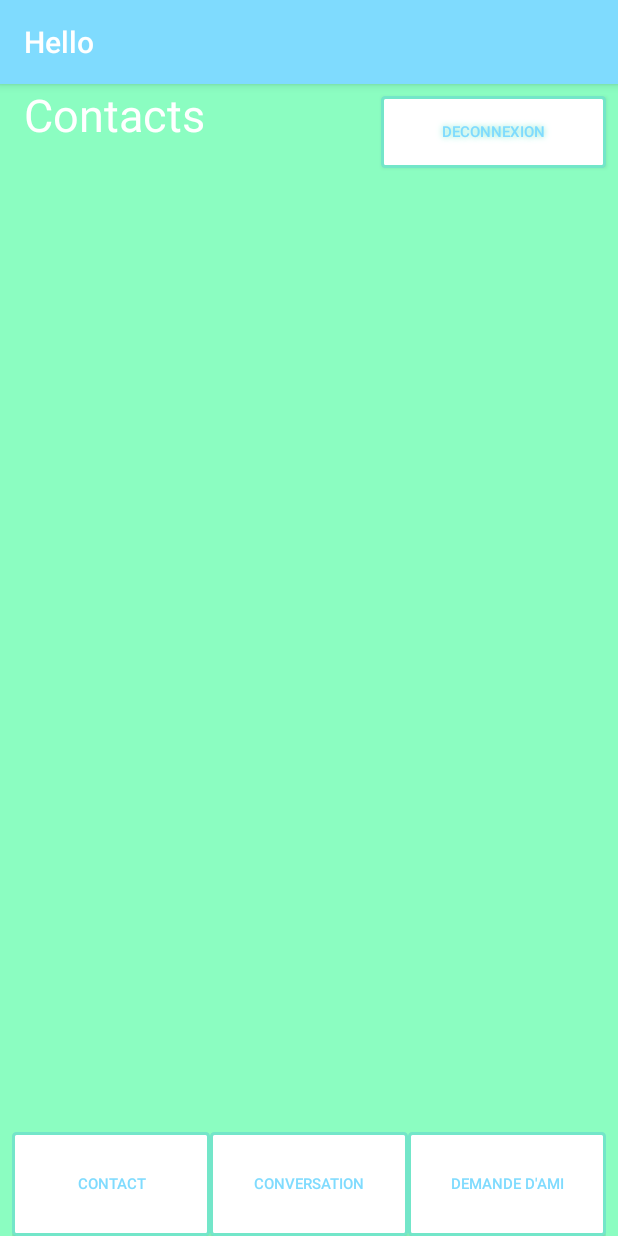
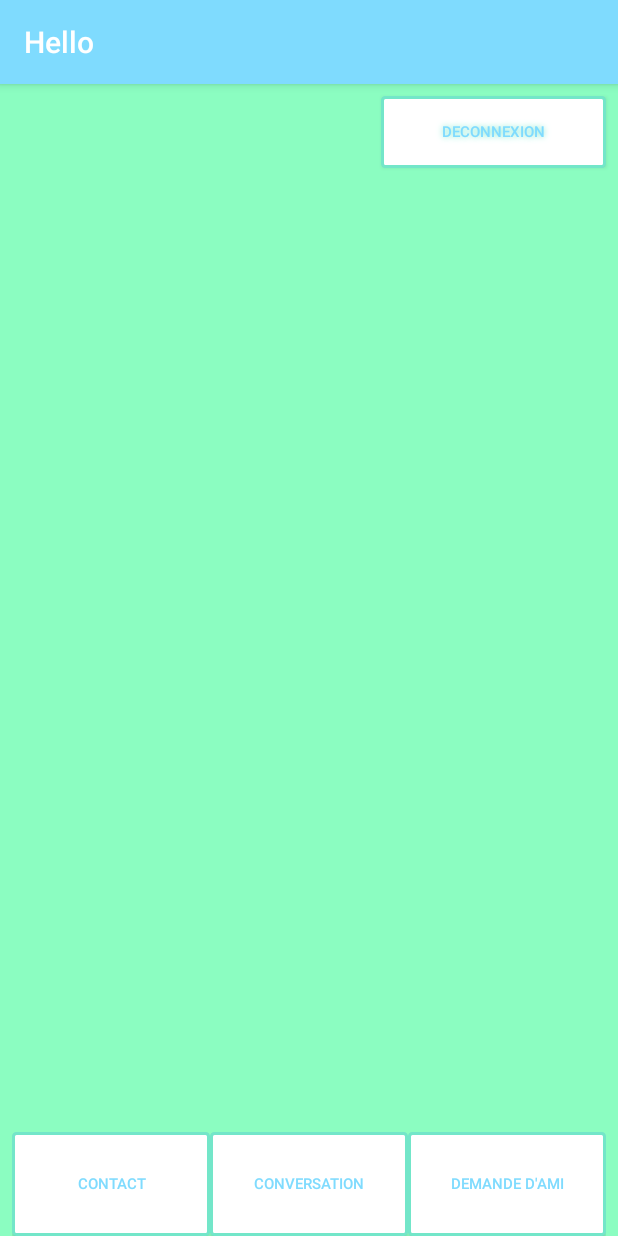
Before and after one commit to Effobless2/androchat, an Android app: the screen it shows after launch once a user with an empty profile is signed in (MainActivity), after a tap on "CONTACT", on a phone screen of 412 x 824 dp. Run offline under Robolectric (Android 15) with nearby library versions, the phone set to English and light mode, and no system bars; our stand-ins replace Firebase (no records; nobody signed in at launch, a user with empty details on screens opened directly), Picasso, Room's generated code; libraries missing offline, so code that uses them is left out: com.firebase.ui; pictures from the network do not load; 2 statements that could not run were skipped.

Commit message:
remove hello world

```diff
--- a/app/src/main/java/com/example/androchat/MainActivity.java
+++ b/app/src/main/java/com/example/androchat/MainActivity.java
@@ -10,7 +10,6 @@ import android.os.Bundle;
 import android.os.IBinder;
 import android.util.Log;
 import android.view.View;
-import android.widget.TextView;
 
 import androidx.annotation.NonNull;
 import androidx.appcompat.app.ActionBar;
@@ -23,7 +22,6 @@ import com.example.androchat.conversations.ConversationsList;
 import com.example.androchat.friendRequest.SearchUserFragment;
 import com.example.androchat.localFriends.ContactsFragment;
 import com.example.baseWatcherService.BaseListenerService;
-import com.example.notifications.NotificationsService;
 import com.firebase.ui.auth.AuthUI;
 import com.google.android.gms.tasks.OnCompleteListener;
 import com.google.android.gms.tasks.Task;
@@ -127,17 +125,12 @@ public class MainActivity extends AppCompatActivity implements
     }
 
     public void contactOnClic(View view) {
-        TextView title = (TextView) findViewById(R.id.title);
-        title.setText("Contacts");
         FragmentTransaction ft = fm.beginTransaction();
         ft.replace(R.id.fragmentMain, new ContactsFragment());
         ft.commit();
     }
 
     public void conversationOnClic(View view) {
-        TextView title = (TextView) findViewById(R.id.title);
-        title.setText("Conversations");
-
         Log.v("CLIC : ","button conversation");
         FragmentTransaction ft = fm.beginTransaction();
         ft.replace(R.id.fragmentMain, new ConversationsList());
@@ -145,9 +138,6 @@ public class MainActivity extends AppCompatActivity implements
     }
 
     public void searchFriendOnClic(View view) {
-        TextView title = (TextView) findViewById(R.id.title);
-        title.setText("Recherche d'amis");
-
         Log.v("CLIC : ","button recherche ami");
         FragmentTransaction ft = fm.beginTransaction();
         ft.replace(R.id.fragmentMain, new SearchUserFragment());
--- a/app/src/main/res/layout/activity_main.xml
+++ b/app/src/main/res/layout/activity_main.xml
@@ -16,19 +16,6 @@
         android:baselineAligned="false"
         android:gravity="left"
         android:orientation="horizontal">
-
-        <TextView
-            android:id="@+id/title"
-            android:layout_width="wrap_content"
-            android:layout_height="wrap_content"
-            android:layout_marginStart="16dp"
-            android:text="Hello World!"
-            android:textAppearance="@style/TextAppearance.AppCompat.Display1"
-            android:textColor="#FFFFFF"
-            android:textSize="30sp"
-            app:layout_constraintBottom_toTopOf="@+id/fragmentMain"
-            app:layout_constraintStart_toStartOf="parent"
-            app:layout_constraintTop_toTopOf="parent" />
 
         <LinearLayout
             android:layout_width="match_parent"
```
